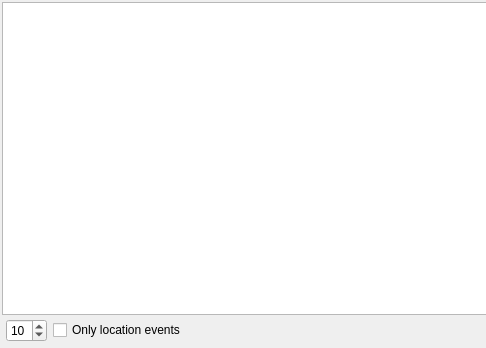
Old version of the form subarchitectures/conceptual.sa/branches/avs-iros11/src/c++/conceptual/components/Tester/ConceptualWidget/RCVisualizer.ui in the repository marc-hanheide/cogx; both pictures show x 0 to 486 and y 0 to 348 of the 794 by 348 pixel window.
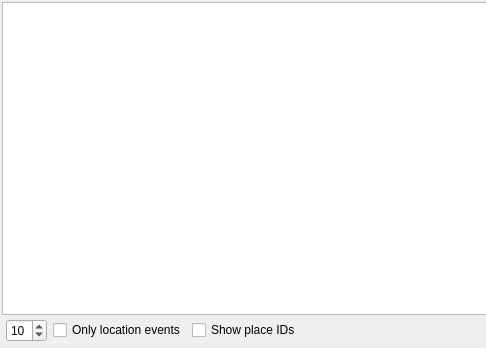
New version of the form. Icons and pictures are not drawn.

What changed in the file:
```diff
--- a/subarchitectures/conceptual.sa/branches/avs-iros11/src/c++/conceptual/components/Tester/ConceptualWidget/RCVisualizer.ui
+++ b/subarchitectures/conceptual.sa/branches/avs-iros11/src/c++/conceptual/components/Tester/ConceptualWidget/RCVisualizer.ui
@@ -45,6 +45,13 @@
        </property>
       </widget>
      </item>
+     <item>
+      <widget class="QCheckBox" name="placesCheckBox">
+       <property name="text">
+        <string>Show place IDs</string>
+       </property>
+      </widget>
+     </item>
      <item>
       <spacer name="horizontalSpacer">
        <property name="orientation">
```
Left out of the diff: 32 changed lines with no effect on the pictures.
